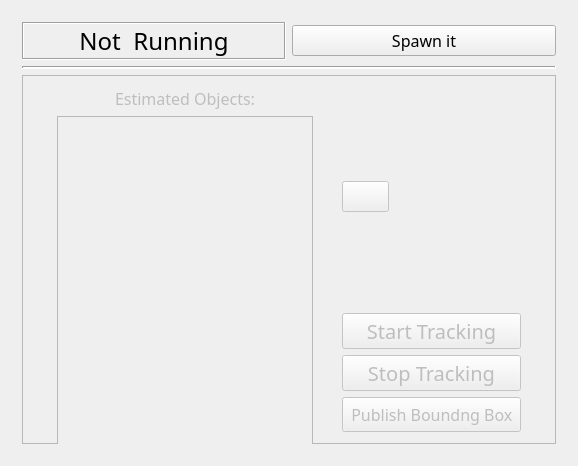
Qt form src/recognition/gui/tracker_gui.ui (Tabjones/pacman_vision) before a commit.
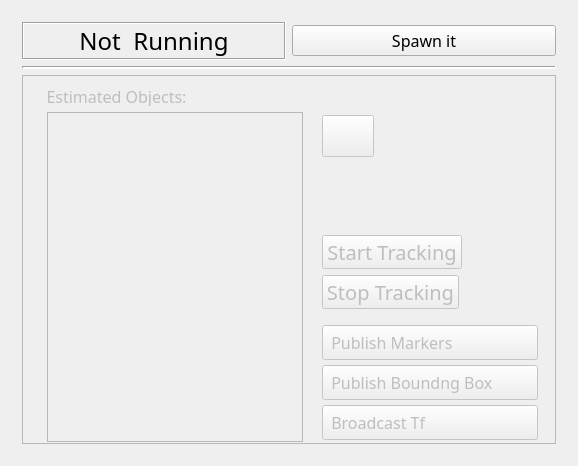
The same form after that commit. Icons and pictures are not drawn.

Commit message: Tracker Estimator improvements

What changed in the file:
```diff
--- a/src/recognition/gui/tracker_gui.ui
+++ b/src/recognition/gui/tracker_gui.ui
@@ -124,9 +124,15 @@
          <property name="frameShadow">
           <enum>QFrame::Raised</enum>
          </property>
-         <layout class="QGridLayout" name="gridLayout_2">
-          <item row="0" column="0">
            <widget class="QLabel" name="objectsL">
+          <property name="geometry">
+           <rect>
+            <x>25</x>
+            <y>12</y>
+            <width>139</width>
+            <height>19</height>
+           </rect>
+          </property>
             <property name="sizePolicy">
              <sizepolicy hsizetype="Minimum" vsizetype="Fixed">
               <horstretch>0</horstretch>
@@ -143,9 +149,15 @@
              <set>Qt::AlignCenter</set>
             </property>
            </widget>
-          </item>
-          <item row="0" column="1" rowspan="2">
            <widget class="QPushButton" name="RefreshO">
+          <property name="geometry">
+           <rect>
+            <x>300</x>
+            <y>40</y>
+            <width>52</width>
+            <height>42</height>
+           </rect>
+          </property>
             <property name="sizePolicy">
              <sizepolicy hsizetype="Fixed" vsizetype="Fixed">
               <horstretch>0</horstretch>
@@ -172,9 +184,15 @@
              <bool>false</bool>
             </property>
            </widget>
-          </item>
-          <item row="1" column="0" rowspan="4">
            <widget class="QListWidget" name="objects">
+          <property name="geometry">
+           <rect>
+            <x>25</x>
+            <y>37</y>
+            <width>256</width>
+            <height>330</height>
+           </rect>
+          </property>
             <property name="sizePolicy">
              <sizepolicy hsizetype="Fixed" vsizetype="Expanding">
               <horstretch>0</horstretch>
@@ -203,9 +221,15 @@
              <bool>true</bool>
             </property>
            </widget>
-          </item>
-          <item row="2" column="1">
            <widget class="QPushButton" name="TrackButt">
+          <property name="geometry">
+           <rect>
+            <x>300</x>
+            <y>160</y>
+            <width>140</width>
+            <height>34</height>
+           </rect>
+          </property>
             <property name="font">
              <font>
               <family>Oxygen-Sans</family>
@@ -240,9 +264,15 @@
              <bool>false</bool>
             </property>
            </widget>
-          </item>
-          <item row="3" column="1">
            <widget class="QPushButton" name="StopButt">
+          <property name="geometry">
+           <rect>
+            <x>300</x>
+            <y>200</y>
+            <width>137</width>
+            <height>34</height>
+           </rect>
+          </property>
             <property name="font">
              <font>
               <family>Oxygen-Sans</family>
@@ -277,9 +307,15 @@
              <bool>false</bool>
             </property>
            </widget>
-          </item>
-          <item row="4" column="1">
            <widget class="QPushButton" name="PubButt">
+          <property name="geometry">
+           <rect>
+            <x>300</x>
+            <y>290</y>
+            <width>216</width>
+            <height>35</height>
+           </rect>
+          </property>
             <property name="maximumSize">
              <size>
               <width>16777215</width>
@@ -322,8 +358,108 @@
              <bool>true</bool>
             </property>
            </widget>
-          </item>
-         </layout>
+         <widget class="QPushButton" name="MarkButt">
+          <property name="geometry">
+           <rect>
+            <x>300</x>
+            <y>250</y>
+            <width>216</width>
+            <height>35</height>
+           </rect>
+          </property>
+          <property name="maximumSize">
+           <size>
+            <width>16777215</width>
+            <height>35</height>
+           </size>
+          </property>
+          <property name="font">
+           <font>
+            <family>Oxygen-Sans</family>
+            <pointsize>12</pointsize>
+           </font>
+          </property>
+          <property name="focusPolicy">
+           <enum>Qt::NoFocus</enum>
+          </property>
+          <property name="acceptDrops">
+           <bool>false</bool>
+          </property>
+          <property name="toolTip">
+           <string>Publish currently tracked object marker (mesh) to PaCMan Vision ROS Topic</string>
+          </property>
+          <property name="styleSheet">
+           <string notr="true">Text-align:left</string>
+          </property>
+          <property name="text">
+           <string>  Publish Markers</string>
+          </property>
+          <property name="icon">
+           <iconset resource="../../../resources/resources.qrc">
+            <normaloff>:/icons/off.png</normaloff>
+            <normalon>:/icons/on.png</normalon>:/icons/off.png</iconset>
+          </property>
+          <property name="iconSize">
+           <size>
+            <width>32</width>
+            <height>32</height>
+           </size>
+          </property>
+          <property name="checkable">
+           <bool>true</bool>
+          </property>
+         </widget>
+         <widget class="QPushButton" name="TfButt">
+          <property name="geometry">
+           <rect>
+            <x>300</x>
+            <y>330</y>
+            <width>216</width>
+            <height>35</height>
+           </rect>
+          </property>
+          <property name="maximumSize">
+           <size>
+            <width>16777215</width>
+            <height>35</height>
+           </size>
+          </property>
+          <property name="font">
+           <font>
+            <family>Oxygen-Sans</family>
+            <pointsize>12</pointsize>
+           </font>
+          </property>
+          <property name="focusPolicy">
+           <enum>Qt::NoFocus</enum>
+          </property>
+          <property name="acceptDrops">
+           <bool>false</bool>
+          </property>
+          <property name="toolTip">
+           <string>Broadcast currently tracked object transformation to Tf ROS Topic</string>
+          </property>
+          <property name="styleSheet">
+           <string notr="true">Text-align:left</string>
+          </property>
+          <property name="text">
+           <string>  Broadcast Tf</string>
+          </property>
+          <property name="icon">
+           <iconset resource="../../../resources/resources.qrc">
+            <normaloff>:/icons/off.png</normaloff>
+            <normalon>:/icons/on.png</normalon>:/icons/off.png</iconset>
+          </property>
+          <property name="iconSize">
+           <size>
+            <width>32</width>
+            <height>32</height>
+           </size>
+          </property>
+          <property name="checkable">
+           <bool>true</bool>
+          </property>
+         </widget>
         </widget>
        </item>
       </layout>
```
Left out of the diff: 122 changed lines with no effect on the pictures. Lines whose indentation alone changed are shown as unchanged. The commit also changes 13 other files.
